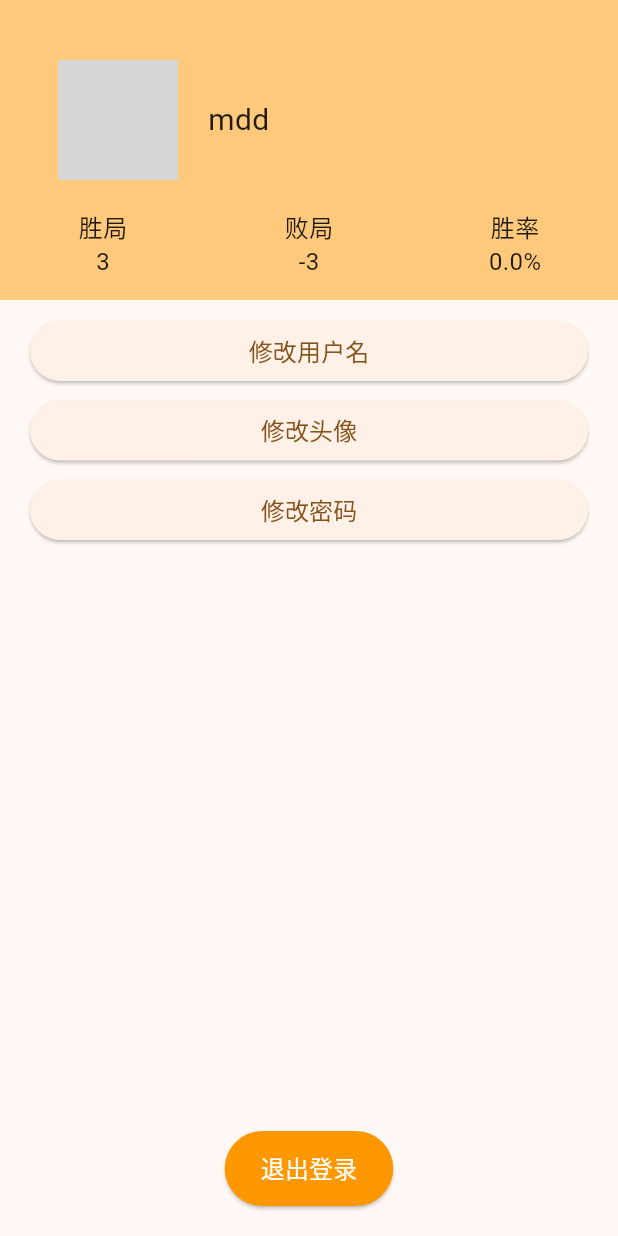
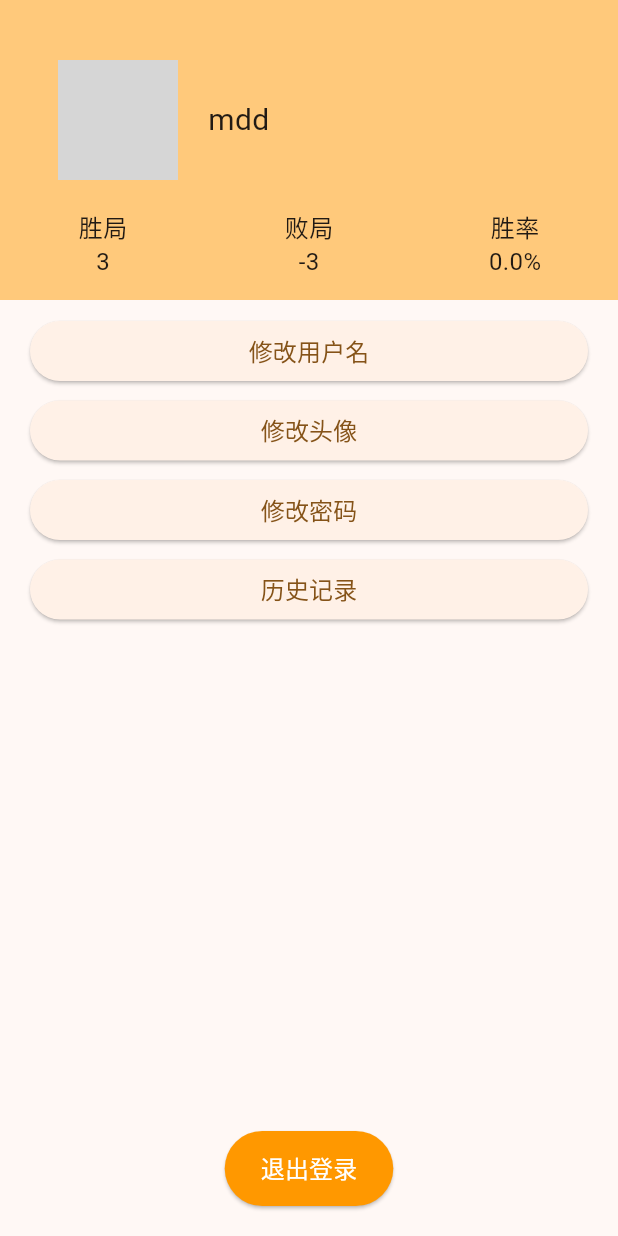
Before and after one commit to mxc-org/flutter_front, a Flutter app: the MyUI widget shown alone on an empty page, opened directly, on a phone screen of 412 x 824 dp. Run offline on Flutter 3.47's test engine with Material 2 defaults, Android fonts, the phone set to English and light mode, and no system bars; our stand-ins replace audioplayers, badges, file_picker; network calls fail; grey boxes are pictures that could not be loaded.

Commit message:
重构项目目录

```diff
--- a/lib/newFriendsUI.dart
+++ b/lib/friend/newFriendsUI.dart
@@ -1,10 +1,10 @@
 import 'dart:convert';
 
 import 'package:flutter/material.dart';
-import 'package:flutter_front/values.dart';
+import 'package:flutter_front/util/values.dart';
 import 'package:http/http.dart' as http;
 
-import 'obj.dart';
+import '../util/obj.dart';
 
 class NewFriendsUI extends StatefulWidget {
   const NewFriendsUI({super.key});
--- a/lib/searchUI.dart
+++ b/lib/friend/searchUI.dart
@@ -1,10 +1,10 @@
 import 'dart:convert';
 
 import 'package:flutter/material.dart';
-import 'package:flutter_front/values.dart';
+import 'package:flutter_front/util/values.dart';
 
 import 'package:http/http.dart' as http;
-import 'obj.dart';
+import '../util/obj.dart';
 
 class SearchUI extends StatefulWidget {
   const SearchUI({super.key});
--- a/lib/boardView.dart
+++ b/lib/game/boardView.dart
@@ -1,9 +1,9 @@
 import 'dart:async';
 
 import 'package:flutter/material.dart';
-import 'package:flutter_front/gridUnit.dart';
-import 'package:flutter_front/obj.dart';
-import 'package:flutter_front/values.dart';
+import 'package:flutter_front/game/gridUnit.dart';
+import 'package:flutter_front/util/obj.dart';
+import 'package:flutter_front/util/values.dart';
 
 class BoardView extends StatefulWidget {
   const BoardView({super.key});
--- a/lib/createRoomUI.dart
+++ b/lib/game/createRoomUI.dart
@@ -1,10 +1,10 @@
 import 'dart:async';
 
 import 'package:flutter/material.dart';
-import 'package:flutter_front/fightUI.dart';
+import 'package:flutter_front/game/fightUI.dart';
 import 'package:http/http.dart' as http;
 
-import 'package:flutter_front/values.dart';
+import 'package:flutter_front/util/values.dart';
 
 class CreateRoomUI extends StatefulWidget {
   const CreateRoomUI({super.key});
--- a/lib/gameUI.dart
+++ b/lib/game/gameUI.dart
@@ -1,13 +1,13 @@
 import 'dart:convert';
 
 import 'package:flutter/material.dart';
-import 'package:flutter_front/roomUI.dart';
-import 'package:flutter_front/values.dart';
+import 'package:flutter_front/game/roomUI.dart';
+import 'package:flutter_front/util/values.dart';
 import 'package:http/http.dart' as http;
 
 import 'createRoomUI.dart';
 import 'fightUI.dart';
-import 'obj.dart';
+import '../util/obj.dart';
 
 class GameUI extends StatefulWidget {
   const GameUI({super.key});
--- a/lib/gridUnit.dart
+++ b/lib/game/gridUnit.dart
@@ -1,8 +1,8 @@
 import 'dart:async';
 
 import 'package:flutter/material.dart';
-import 'package:flutter_front/obj.dart';
-import 'package:flutter_front/values.dart';
+import 'package:flutter_front/util/obj.dart';
+import 'package:flutter_front/util/values.dart';
 import 'package:http/http.dart' as http;
 
 class GridUnit extends StatefulWidget {
--- a/lib/remainTimeWidget.dart
+++ b/lib/game/remainTimeWidget.dart
@@ -1,7 +1,7 @@
 import 'dart:async';
 
 import 'package:flutter/material.dart';
-import 'package:flutter_front/values.dart';
+import 'package:flutter_front/util/values.dart';
 
 class RemainTimeWidget extends StatefulWidget {
   const RemainTimeWidget({super.key});
--- a/lib/loginUI.dart
+++ b/lib/login_register/loginUI.dart
@@ -2,11 +2,11 @@ import 'dart:convert';
 
 import 'package:flutter/material.dart';
 import 'package:flutter_front/main.dart';
-import 'package:flutter_front/registerUI.dart';
-import 'package:flutter_front/values.dart';
+import 'package:flutter_front/login_register/registerUI.dart';
+import 'package:flutter_front/util/values.dart';
 import 'package:http/http.dart' as http;
 
-import 'obj.dart';
+import '../util/obj.dart';
 
 class LoginUI extends StatefulWidget {
   const LoginUI({super.key});
--- a/lib/registerUI.dart
+++ b/lib/login_register/registerUI.dart
@@ -1,5 +1,5 @@
 import 'package:flutter/material.dart';
-import 'package:flutter_front/values.dart';
+import 'package:flutter_front/util/values.dart';
 import 'package:http/http.dart' as http;
 
 class RegisterUI extends StatefulWidget {
--- a/lib/myUI.dart
+++ b/lib/my/myUI.dart
@@ -2,11 +2,11 @@ import 'dart:convert';
 import 'dart:typed_data';
 
 import 'package:flutter/material.dart';
-import 'package:flutter_front/values.dart';
+import 'package:flutter_front/util/values.dart';
 import 'package:file_picker/file_picker.dart';
 import 'package:http/http.dart' as http;
 
-import 'obj.dart';
+import '../util/obj.dart';
 
 class MyUI extends StatefulWidget {
   const MyUI({super.key});
@@ -80,6 +80,21 @@ class _MyUIState extends State<MyUI> {
             ),
           ),
         ),
+        Container(
+          margin: const EdgeInsets.only(left: 20, right: 20, top: 5),
+          child: ElevatedButton(
+            style: const ButtonStyle(
+              minimumSize: MaterialStatePropertyAll(
+                Size(double.infinity, 40),
+              ),
+            ),
+            onPressed: onHistoryPressed,
+            child: const Text(
+              "历史记录",
+              style: TextStyle(fontSize: 16),
+            ),
+          ),
+        ),
         const Expanded(child: Text("")),
         Container(
           margin: const EdgeInsets.only(bottom: 20),
@@ -116,7 +131,7 @@ class _MyUIState extends State<MyUI> {
                 onModifyAvatar();
               },
               child: Container(
-                margin: const EdgeInsets.only( top: 40),
+                margin: const EdgeInsets.only(top: 40),
                 width: 80,
                 height: 80,
                 decoration: BoxDecoration(
@@ -390,6 +405,10 @@ class _MyUIState extends State<MyUI> {
     }
   }
 
+  void onHistoryPressed(){
+
+  }
+
   Future<bool> modifyPassword(String password) async {
     Map<String, dynamic> bodyMap = {
       "userId": Values.user.id.toString(),
--- a/lib/values.dart
+++ b/lib/util/values.dart
@@ -1,5 +1,5 @@
-import 'package:flutter_front/obj.dart';
-import 'package:flutter_front/AudioPlay.dart';
+import 'package:flutter_front/util/obj.dart';
+import 'package:flutter_front/util/audioPlay.dart';
 
 class Values {
   static bool login = false;
```
Also changed, not shown: lib/friend/friendsUI.dart (renamed from lib/friendsUI.dart, +4 -4 lines), lib/game/fightUI.dart (renamed from lib/fightUI.dart, +4 -4 lines), lib/game/roomUI.dart (renamed from lib/roomUI.dart, +4 -4 lines), lib/main.dart (+5 -5 lines), lib/util/obj.dart (renamed from lib/obj.dart, +32 -3 lines), lib/my/historyUI.dart (added), lib/util/audioPlay.dart (renamed from lib/AudioPlay.dart), 1 other file.
